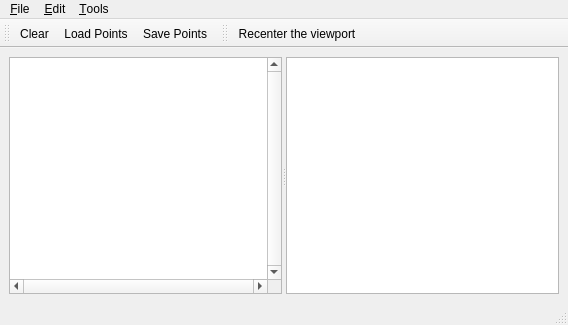
This is GraphicsView/demo/Polygon/Polygon_2.ui in CGAL/cgal as Qt 5 draws it before an edit. The edited form follows.
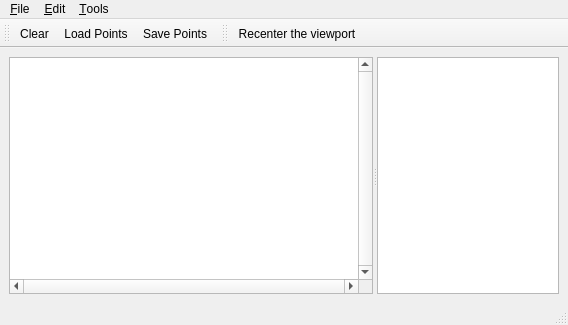
This is the edited form. Icons and pictures are not drawn.

Commit message: - Change svn:ignore of the directory (files generated by CMake). - Change the horizontalStretch of the two central widgets (2/3, 1/3).

Diff of the .ui file:
```diff
--- a/GraphicsView/demo/Polygon/Polygon_2.ui
+++ b/GraphicsView/demo/Polygon/Polygon_2.ui
@@ -24,6 +24,12 @@
        <enum>Qt::Horizontal</enum>
       </property>
       <widget class="QGraphicsView" name="graphicsView" >
+       <property name="sizePolicy" >
+        <sizepolicy vsizetype="Expanding" hsizetype="Expanding" >
+         <horstretch>2</horstretch>
+         <verstretch>0</verstretch>
+        </sizepolicy>
+       </property>
        <property name="focusPolicy" >
         <enum>Qt::StrongFocus</enum>
        </property>
@@ -37,7 +43,14 @@
         <enum>QGraphicsView::NoAnchor</enum>
        </property>
       </widget>
-      <widget class="QTextEdit" name="textEdit" />
+      <widget class="QTextEdit" name="textEdit" >
+       <property name="sizePolicy" >
+        <sizepolicy vsizetype="Expanding" hsizetype="Expanding" >
+         <horstretch>1</horstretch>
+         <verstretch>0</verstretch>
+        </sizepolicy>
+       </property>
+      </widget>
      </widget>
     </item>
    </layout>
```
Left out of the diff: 17 changed lines with no effect on the pictures. The commit also changes 1 other file.
